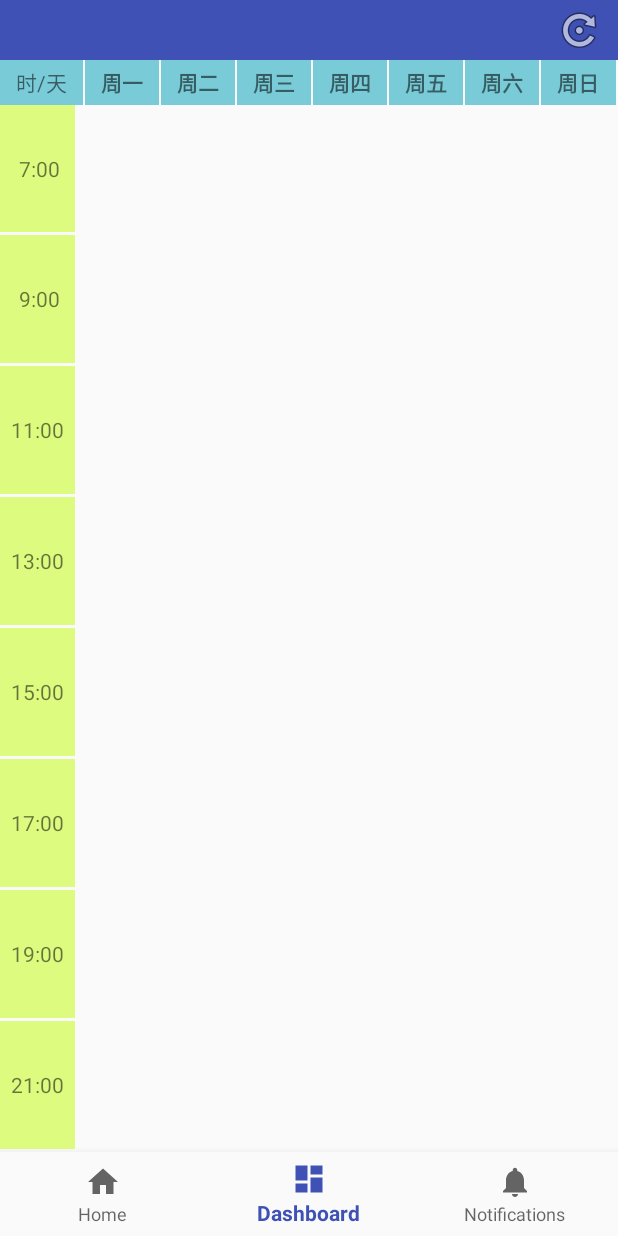
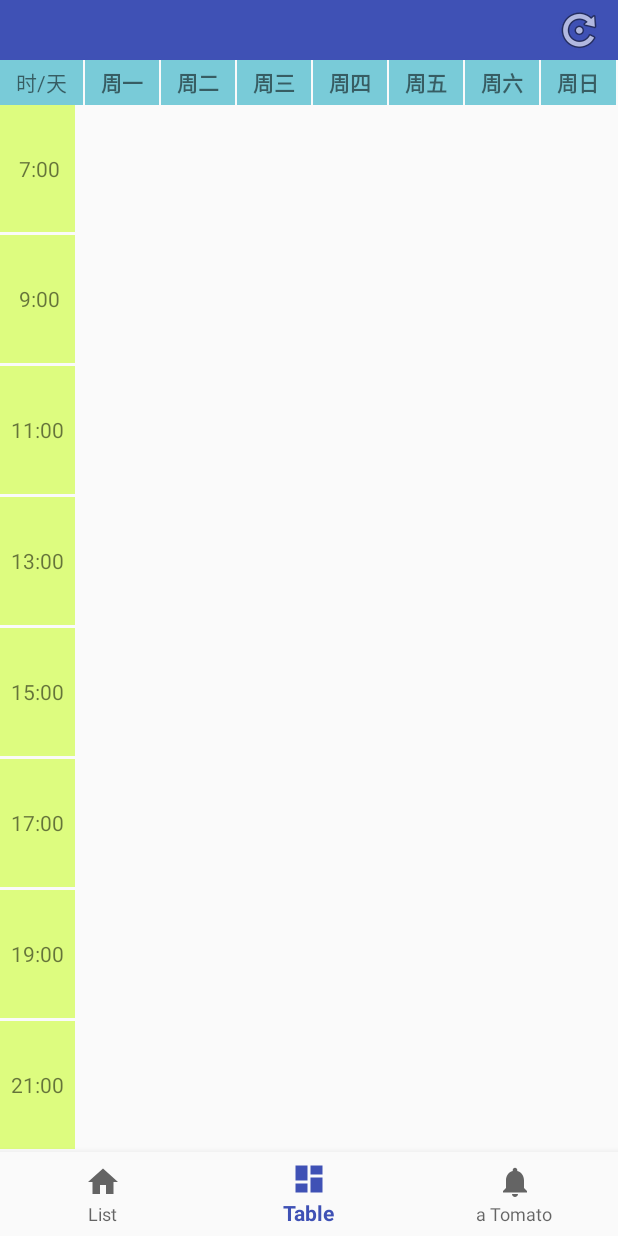
Before and after one commit to jh815633649/TimeSolution, an Android app: the screen it shows after launch (MainActivity), item 2 of the bottom bar chosen, on a phone screen of 412 x 824 dp. Run offline under Robolectric (Android 15) with nearby library versions, the phone set to English and light mode, and no system bars.

Commit message:
增加了注册登录功能，用本地储存的

```diff
--- a/app/src/main/java/com/example/timesolution/FragmentOne.java
+++ b/app/src/main/java/com/example/timesolution/FragmentOne.java
@@ -34,10 +34,10 @@ public class FragmentOne extends Fragment {
                              Bundle savedInstanceState) {
         // Inflate the layout for this fragment
         mView = inflater.inflate(R.layout.fragment_fragment_one, container, false);
-
+        //初始化页面和数据
         initView();
         initData();
-
+        //判空及显示提示
         if(mDatas.size()!=0){
             text_empty.setVisibility(View.GONE);
         }
@@ -45,7 +45,7 @@ public class FragmentOne extends Fragment {
         ibtn.setOnClickListener(new View.OnClickListener() {
                                     @Override
                                     public void onClick(View v) {
-                                        //todo
+                                        //添加事件跳转页面
                                         Intent intent = new Intent(getActivity(), AddThing.class);
                                         startActivityForResult(intent, rqCode);
                                         //getActivity().overridePendingTransition(R.anim.slide, R.anim.ani_left_sign_out);
--- a/app/src/main/java/com/example/timesolution/MainActivity.java
+++ b/app/src/main/java/com/example/timesolution/MainActivity.java
@@ -2,6 +2,7 @@ package com.example.timesolution;
 
 import android.app.FragmentTransaction;
 import android.content.Intent;
+import android.content.SharedPreferences;
 import android.os.Bundle;
 import android.support.annotation.NonNull;
 import android.support.design.widget.BottomNavigationView;
@@ -110,8 +111,8 @@ public class MainActivity extends AppCompatActivity {
                 beginTransaction.hide(fragmentTwo).hide(fragmentThree);
                 beginTransaction.show(fragmentOne);
                 //beginTransaction.addToBackStack(null);
-                Toast.makeText(this, "xdpi：" + getResources().getDisplayMetrics().xdpi, Toast.LENGTH_SHORT).show();
-                Toast.makeText(this, "ydpi：" + getResources().getDisplayMetrics().ydpi, Toast.LENGTH_SHORT).show();
+                //Toast.makeText(this, "xdpi：" + getResources().getDisplayMetrics().xdpi, Toast.LENGTH_SHORT).show();
+                //Toast.makeText(this, "ydpi：" + getResources().getDisplayMetrics().ydpi, Toast.LENGTH_SHORT).show();
                 beginTransaction.commit();
                 break;
             case R.id.navigation_dashboard:
@@ -128,4 +129,18 @@ public class MainActivity extends AppCompatActivity {
                 break;
         }
     }
+
+    @Override
+    public void onResume(){
+        SharedPreferences read = getSharedPreferences("current_user", MODE_PRIVATE);
+        //return mPassword.equals(read.getString("password", ""));
+        String existed=read.getString("current_username","");
+        if(existed.equals("")){
+
+        }
+        else{
+            userName.setText(existed);
+        }
+        super.onResume();
+    }
 }
--- a/app/src/main/res/values/strings.xml
+++ b/app/src/main/res/values/strings.xml
@@ -1,8 +1,8 @@
 <resources>
     <string name="app_name">TimeSolution</string>
-    <string name="title_home">Home</string>
-    <string name="title_dashboard">Dashboard</string>
-    <string name="title_notifications">Notifications</string>
+    <string name="title_home">List</string>
+    <string name="title_dashboard">Table</string>
+    <string name="title_notifications">a Tomato</string>
 
     <!-- TODO: Remove or change this placeholder text -->
     <string name="hello_blank_fragment">Hello blank fragment</string>
@@ -12,11 +12,11 @@
     <string name="title_activity_login">Sign in</string>
 
     <!-- Strings related to login -->
-    <string name="prompt_email">Email</string>
-    <string name="prompt_password">Password (optional)</string>
+    <string name="prompt_email">Username</string>
+    <string name="prompt_password">Password </string>
     <string name="action_sign_in">Sign in or register</string>
     <string name="action_sign_in_short">Sign in</string>
-    <string name="error_invalid_email">This email address is invalid</string>
+    <string name="error_invalid_email">This Username is invalid</string>
     <string name="error_invalid_password">This password is too short</string>
     <string name="error_incorrect_password">This password is incorrect</string>
     <string name="error_field_required">This field is required</string>
```
Also changed, not shown: app/src/main/java/com/example/timesolution/Login.java (+25 -2 lines).
